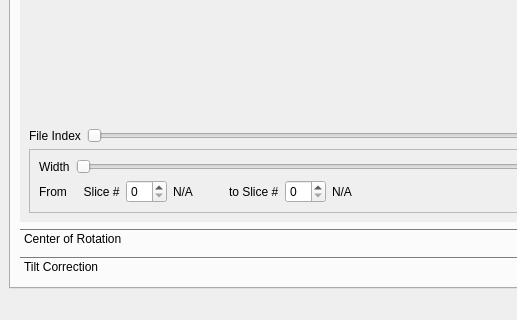
Before: the Qt Designer form src/pyMBIR_UI/ui/main_application.ui in ornlneutronimaging/pyMBIR_UI, drawn with Qt 5; both pictures show x 0 to 517 and y 546 to 866 of the 1196 by 866 pixel window.
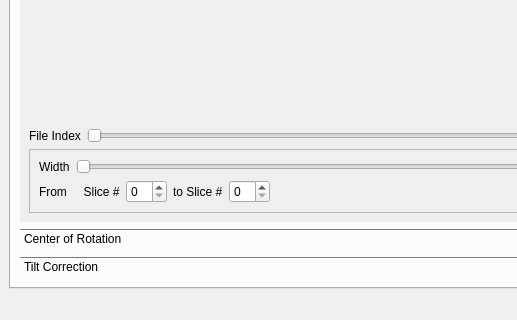
After: the same form once the commit is applied. The open tabs and pages were chosen to show the change. Icons and pictures are not drawn.

Commit message: Fully implemented manual input of top and bottom slices. this refs #29

```diff
--- a/src/pyMBIR_UI/ui/main_application.ui
+++ b/src/pyMBIR_UI/ui/main_application.ui
@@ -299,25 +299,6 @@
                  <item>
                   <widget class="QSpinBox" name="crop_from_slice_spinBox"/>
                  </item>
-                 <item>
-                  <widget class="QLabel" name="crop_from_slice_label">
-                   <property name="minimumSize">
-                    <size>
-                     <width>50</width>
-                     <height>0</height>
-                    </size>
-                   </property>
-                   <property name="maximumSize">
-                    <size>
-                     <width>50</width>
-                     <height>16777215</height>
-                    </size>
-                   </property>
-                   <property name="text">
-                    <string>N/A</string>
-                   </property>
-                  </widget>
-                 </item>
                  <item>
                   <widget class="QLabel" name="label_9">
                    <property name="maximumSize">
@@ -334,25 +315,6 @@
                  <item>
                   <widget class="QSpinBox" name="crop_to_slice_spinBox"/>
                  </item>
-                 <item>
-                  <widget class="QLabel" name="crop_to_slice_label">
-                   <property name="minimumSize">
-                    <size>
-                     <width>50</width>
-                     <height>0</height>
-                    </size>
-                   </property>
-                   <property name="maximumSize">
-                    <size>
-                     <width>50</width>
-                     <height>16777215</height>
-                    </size>
-                   </property>
-                   <property name="text">
-                    <string>N/A</string>
-                   </property>
-                  </widget>
-                 </item>
                  <item>
                   <spacer name="horizontalSpacer">
                    <property name="orientation">
```
The commit also changes 1 other file.
